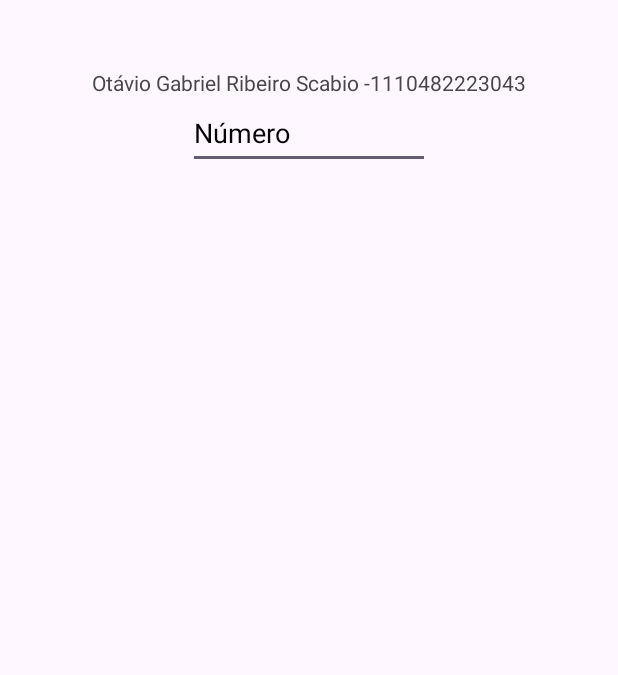
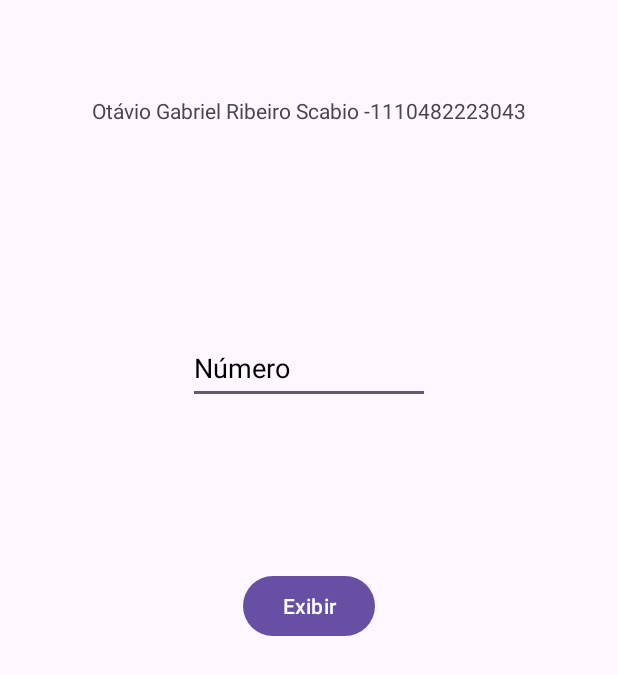
Before and after one commit to OtavioScabio/Atv4-Exrc2, an Android app: the screen it shows after launch (MainActivity), on a phone screen of 412 x 824 dp. Shown: the top 675 px of the screen. Run offline under Robolectric (Android 15) with nearby library versions, the phone set to English and light mode, and no system bars.

```diff
--- a/app/src/main/res/layout/activity_main.xml
+++ b/app/src/main/res/layout/activity_main.xml
@@ -11,14 +11,27 @@
         android:id="@+id/etNumero"
         android:layout_width="161dp"
         android:layout_height="48dp"
+        android:layout_marginBottom="92dp"
         android:ems="10"
         android:hint="@string/Numero"
-        android:importantForAutofill="no"
         android:inputType="number"
         android:textColorHint="@color/black"
+        android:importantForAutofill="no"
+        app:layout_constraintBottom_toTopOf="@+id/btnConcluir"
         app:layout_constraintEnd_toEndOf="parent"
         app:layout_constraintStart_toStartOf="parent"
         app:layout_constraintTop_toBottomOf="@+id/tvNome" />
+
+    <Button
+        android:id="@+id/btnConcluir"
+        android:layout_width="wrap_content"
+        android:layout_height="wrap_content"
+        android:layout_marginBottom="76dp"
+        android:text="@string/Exibir"
+        app:layout_constraintBottom_toTopOf="@+id/tvRes"
+        app:layout_constraintEnd_toEndOf="parent"
+        app:layout_constraintStart_toStartOf="parent"
+        app:layout_constraintTop_toBottomOf="@+id/etNumero" />
 
     <TextView
         android:id="@+id/tvNome"
@@ -39,5 +52,6 @@
         android:layout_marginBottom="264dp"
         app:layout_constraintBottom_toBottomOf="parent"
         app:layout_constraintEnd_toEndOf="parent"
-        app:layout_constraintStart_toStartOf="parent" />
+        app:layout_constraintStart_toStartOf="parent"
+        app:layout_constraintTop_toBottomOf="@+id/btnConcluir" />
 </androidx.constraintlayout.widget.ConstraintLayout>
```
